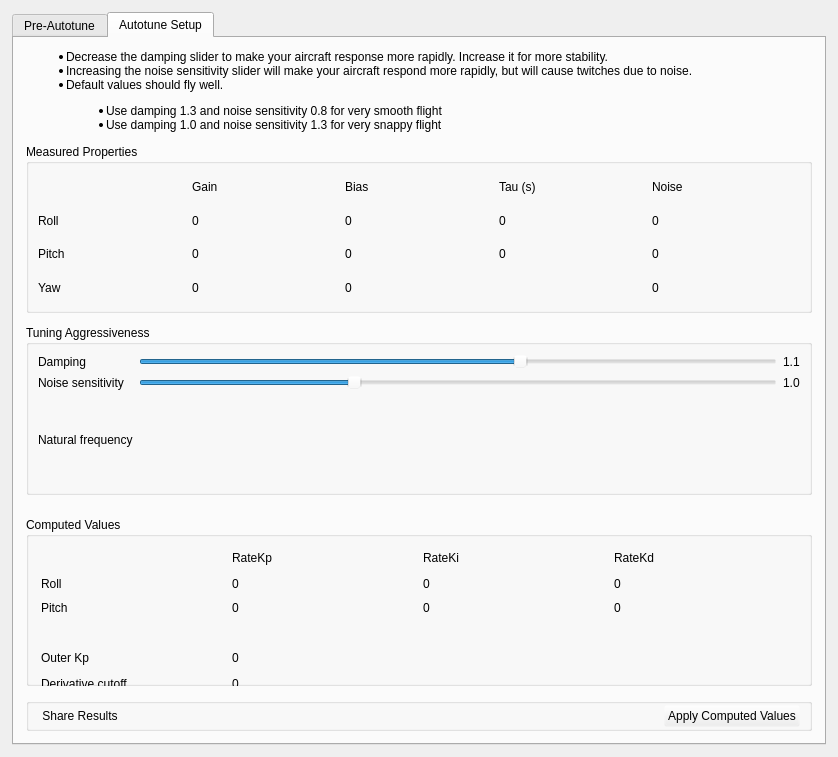
This is ground/gcs/src/plugins/config/autotune.ui in d-ronin/dRonin as Qt 5 draws it before an edit. The edited form follows.
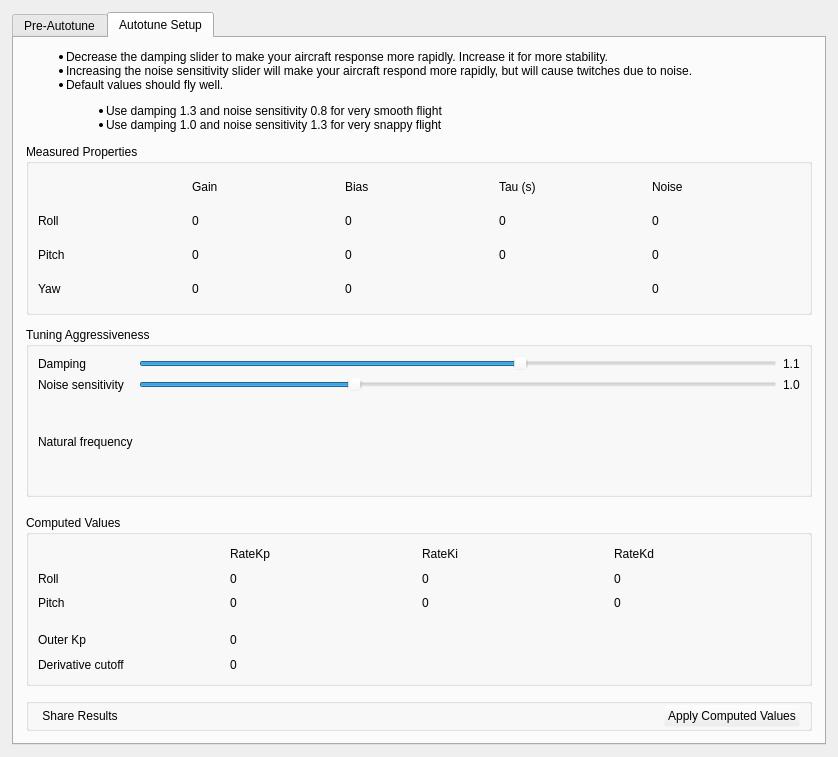
This is the edited form. Icons and pictures are not drawn.

Commit message: gcs: autotune: correct widgets to show complete terms again

```diff
--- a/ground/gcs/src/plugins/config/autotune.ui
+++ b/ground/gcs/src/plugins/config/autotune.ui
@@ -730,7 +730,7 @@
              <property name="sizeHint" stdset="0">
               <size>
                <width>20</width>
-               <height>10</height>
+               <height>6</height>
               </size>
              </property>
             </spacer>
@@ -746,214 +746,126 @@
              <property name="title">
               <string>Computed Values</string>
              </property>
+             <layout class="QGridLayout" name="gridLayout_3">
+              <item row="0" column="1">
+               <widget class="QLabel" name="label_5">
+                <property name="text">
+                 <string>RateKp</string>
+                </property>
+               </widget>
+              </item>
+              <item row="0" column="2">
              <widget class="QLabel" name="label_9">
-              <property name="geometry">
-               <rect>
-                <x>397</x>
-                <y>33</y>
-                <width>41</width>
-                <height>16</height>
-               </rect>
-              </property>
               <property name="text">
                <string>RateKi</string>
               </property>
              </widget>
-             <widget class="QLabel" name="label_18">
-              <property name="geometry">
-               <rect>
-                <x>15</x>
-                <y>159</y>
-                <width>100</width>
-                <height>16</height>
-               </rect>
-              </property>
-              <property name="text">
-               <string>Derivative cutoff</string>
-              </property>
-             </widget>
-             <widget class="QLabel" name="rollRateKi">
-              <property name="geometry">
-               <rect>
-                <x>397</x>
-                <y>59</y>
-                <width>16</width>
-                <height>16</height>
-               </rect>
-              </property>
-              <property name="text">
-               <string>0</string>
-              </property>
-             </widget>
-             <widget class="QLabel" name="pitchRateKp">
-              <property name="geometry">
-               <rect>
-                <x>206</x>
-                <y>83</y>
-                <width>16</width>
-                <height>16</height>
-               </rect>
-              </property>
-              <property name="text">
-               <string>0</string>
-              </property>
-             </widget>
-             <widget class="QLabel" name="label_19">
-              <property name="geometry">
-               <rect>
-                <x>15</x>
-                <y>107</y>
-                <width>16</width>
-                <height>16</height>
-               </rect>
-              </property>
-              <property name="text">
-               <string/>
-              </property>
-             </widget>
-             <widget class="QLabel" name="derivativeCutoff">
-              <property name="geometry">
-               <rect>
-                <x>206</x>
-                <y>159</y>
-                <width>16</width>
-                <height>16</height>
-               </rect>
-              </property>
-              <property name="text">
-               <string>0</string>
-              </property>
-             </widget>
-             <widget class="QLabel" name="label_4">
-              <property name="geometry">
-               <rect>
-                <x>15</x>
-                <y>59</y>
-                <width>24</width>
-                <height>16</height>
-               </rect>
-              </property>
-              <property name="text">
-               <string>Roll</string>
-              </property>
-             </widget>
-             <widget class="QLabel" name="pitchRateKd">
-              <property name="geometry">
-               <rect>
-                <x>588</x>
-                <y>83</y>
-                <width>16</width>
-                <height>16</height>
-               </rect>
-              </property>
-              <property name="text">
-               <string>0</string>
-              </property>
-             </widget>
-             <widget class="QLabel" name="pitchRateKi">
-              <property name="geometry">
-               <rect>
-                <x>397</x>
-                <y>83</y>
-                <width>16</width>
-                <height>16</height>
-               </rect>
-              </property>
-              <property name="text">
-               <string>0</string>
-              </property>
-             </widget>
+              </item>
+              <item row="0" column="3">
              <widget class="QLabel" name="label_10">
-              <property name="geometry">
-               <rect>
-                <x>588</x>
-                <y>33</y>
-                <width>46</width>
-                <height>16</height>
-               </rect>
-              </property>
               <property name="text">
                <string>RateKd</string>
               </property>
              </widget>
+              </item>
+              <item row="1" column="0">
+               <widget class="QLabel" name="label_4">
+                <property name="text">
+                 <string>Roll</string>
+                </property>
+               </widget>
+              </item>
+              <item row="1" column="1">
+               <widget class="QLabel" name="rollRateKp">
+                <property name="text">
+                 <string>0</string>
+                </property>
+               </widget>
+              </item>
+              <item row="1" column="2">
+               <widget class="QLabel" name="rollRateKi">
+                <property name="text">
+                 <string>0</string>
+                </property>
+               </widget>
+              </item>
+              <item row="1" column="3">
              <widget class="QLabel" name="rollRateKd">
-              <property name="geometry">
-               <rect>
-                <x>588</x>
-                <y>59</y>
-                <width>16</width>
-                <height>16</height>
-               </rect>
-              </property>
               <property name="text">
                <string>0</string>
               </property>
              </widget>
+              </item>
+              <item row="2" column="0">
              <widget class="QLabel" name="label_12">
-              <property name="geometry">
-               <rect>
-                <x>15</x>
-                <y>83</y>
-                <width>32</width>
-                <height>16</height>
-               </rect>
-              </property>
               <property name="text">
                <string>Pitch</string>
               </property>
              </widget>
-             <widget class="QLabel" name="label_5">
-              <property name="geometry">
-               <rect>
-                <x>206</x>
-                <y>33</y>
-                <width>46</width>
-                <height>16</height>
-               </rect>
-              </property>
+              </item>
+              <item row="2" column="1">
+               <widget class="QLabel" name="pitchRateKp">
               <property name="text">
-               <string>RateKp</string>
-              </property>
-             </widget>
-             <widget class="QLabel" name="rollRateKp">
-              <property name="geometry">
-               <rect>
-                <x>206</x>
-                <y>59</y>
-                <width>16</width>
-                <height>16</height>
-               </rect>
-              </property>
+                 <string>0</string>
+                </property>
+               </widget>
+              </item>
+              <item row="2" column="2">
+               <widget class="QLabel" name="pitchRateKi">
+                <property name="text">
+                 <string>0</string>
+                </property>
+               </widget>
+              </item>
+              <item row="2" column="3">
+               <widget class="QLabel" name="pitchRateKd">
               <property name="text">
                <string>0</string>
               </property>
              </widget>
+              </item>
+              <item row="3" column="0">
+               <widget class="QLabel" name="label_19">
+                <property name="maximumSize">
+                 <size>
+                  <width>16777215</width>
+                  <height>6</height>
+                 </size>
+                </property>
+                <property name="text">
+                 <string/>
+                </property>
+               </widget>
+              </item>
+              <item row="4" column="0">
              <widget class="QLabel" name="label_15">
-              <property name="geometry">
-               <rect>
-                <x>15</x>
-                <y>133</y>
-                <width>56</width>
-                <height>16</height>
-               </rect>
-              </property>
               <property name="text">
                <string>Outer Kp</string>
               </property>
              </widget>
+              </item>
+              <item row="4" column="1">
              <widget class="QLabel" name="lblOuterKp">
-              <property name="geometry">
-               <rect>
-                <x>206</x>
-                <y>133</y>
-                <width>16</width>
-                <height>16</height>
-               </rect>
-              </property>
+                <property name="text">
+                 <string>0</string>
+                </property>
+               </widget>
+              </item>
+              <item row="5" column="0">
+               <widget class="QLabel" name="label_18">
               <property name="text">
+                 <string>Derivative cutoff</string>
+                </property>
+               </widget>
+              </item>
+              <item row="5" column="1">
+               <widget class="QLabel" name="derivativeCutoff">
+                <property name="text">
                <string>0</string>
               </property>
              </widget>
+              </item>
+             </layout>
             </widget>
            </item>
            <item>
```
Left out of the diff: 1 changed line with no effect on the pictures. Lines whose indentation alone changed are shown as unchanged.
